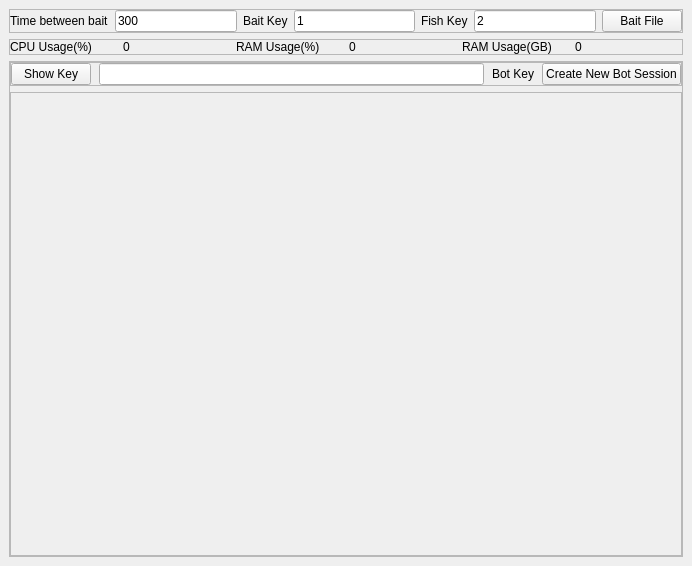
Before: the Qt Designer form PyQtDesigner/fish_bot.ui in gonibix23/fish_bot, drawn with Qt 5.
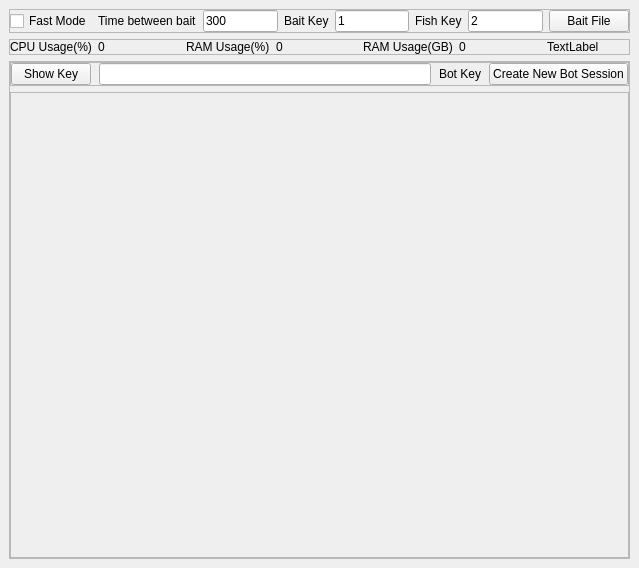
After: the same form once the commit is applied.

Commit message: Fast Mode

Patch:
```diff
--- a/PyQtDesigner/fish_bot.ui
+++ b/PyQtDesigner/fish_bot.ui
@@ -6,8 +6,8 @@
    <rect>
     <x>0</x>
     <y>0</y>
-    <width>692</width>
-    <height>566</height>
+    <width>639</width>
+    <height>568</height>
    </rect>
   </property>
   <property name="font">
@@ -57,6 +57,13 @@
        <property name="bottomMargin">
         <number>0</number>
        </property>
+       <item>
+        <widget class="QCheckBox" name="fast_mode_checkbox">
+         <property name="text">
+          <string>Fast Mode</string>
+         </property>
+        </widget>
+       </item>
        <item>
         <widget class="QLabel" name="bait_time_label">
          <property name="text">
@@ -172,6 +179,13 @@
          </property>
         </widget>
        </item>
+       <item>
+        <widget class="QLabel" name="hwid_label">
+         <property name="text">
+          <string>TextLabel</string>
+         </property>
+        </widget>
+       </item>
       </layout>
      </widget>
     </item>
@@ -257,8 +271,8 @@
            <rect>
             <x>0</x>
             <y>0</y>
-            <width>670</width>
-            <height>456</height>
+            <width>617</width>
+            <height>458</height>
            </rect>
           </property>
           <layout class="QGridLayout" name="gridLayout"/>
```
The commit also changes 5 other files.
